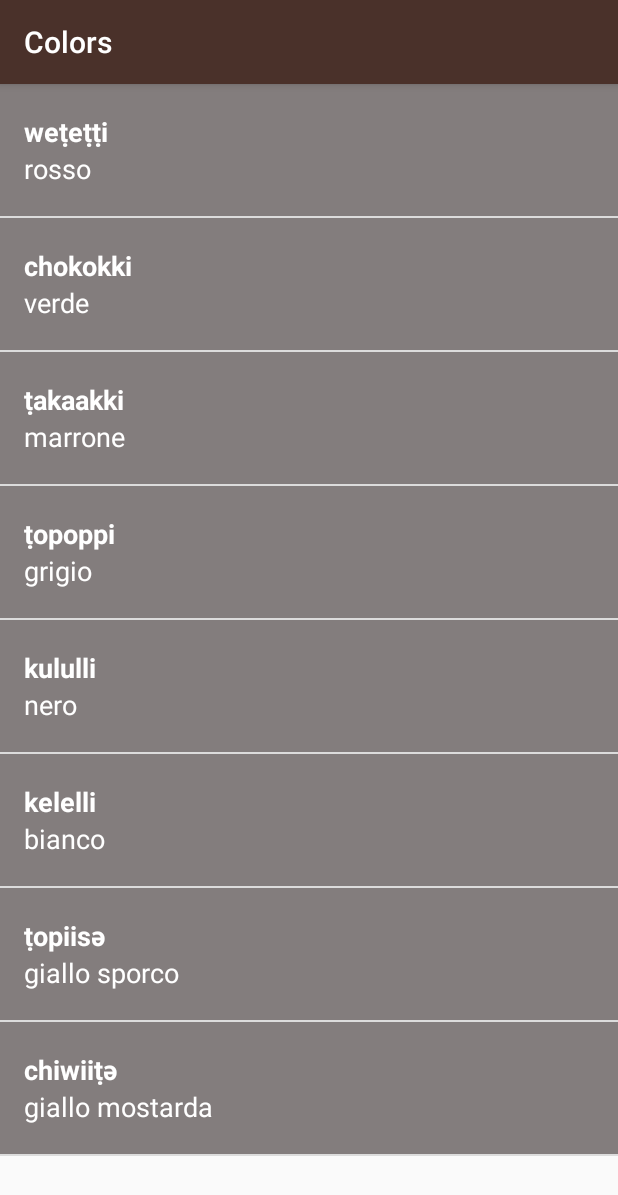
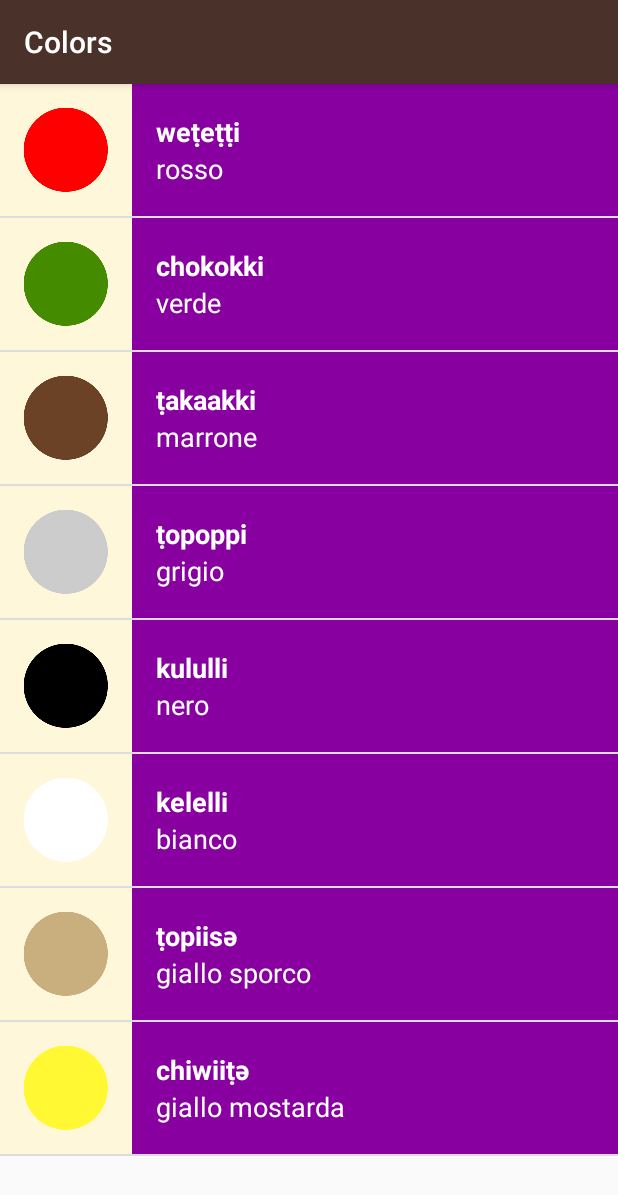
Before and after one commit to Mavericksb/Miwok, an Android app: the ColorsActivity screen opened directly, with no data from a screen before it, on a phone screen of 412 x 824 dp. Shown: the top 1195 px of the screen. Run offline under Robolectric (Android 15) with nearby library versions, the light colour scheme and no system bars.

Commit message:
Fix bug in setting background color for activities in wordAdapter

```diff
--- a/app/src/main/java/com/example/android/miwok/WordAdapter.java
+++ b/app/src/main/java/com/example/android/miwok/WordAdapter.java
@@ -13,6 +13,8 @@ import android.widget.LinearLayout;
 import android.widget.TextView;
 
 import java.util.ArrayList;
+
+import static android.support.v4.content.ContextCompat.getColor;
 
 /**
  * Created by ROBERTO on 27/02/2017.
@@ -48,14 +50,14 @@ public class WordAdapter extends ArrayAdapter<Word> {
         defaultWord.setText(currentWord.getDefaultWord());
 
         ImageView icon = (ImageView)listItemView.findViewById(R.id.icon_view);
-        if(!currentWord.hasImage())
+        if(currentWord.hasImage())
             { icon.setImageResource(currentWord.getIconImg());        }
         else
             { icon.setVisibility(View.GONE);        }
 
-        LinearLayout textContainer = (LinearLayout)listItemView.findViewById(R.id.text_container);
-        //int color = ContextCompat.getColor(getContext(), backgroundColor);
-        textContainer.setBackgroundColor(backgroundColor);
+        View textContainer = (View)listItemView.findViewById(R.id.text_container);
+        int color = getColor(getContext(), backgroundColor);
+        textContainer.setBackgroundColor(color);
 
         return listItemView;
     }
```
